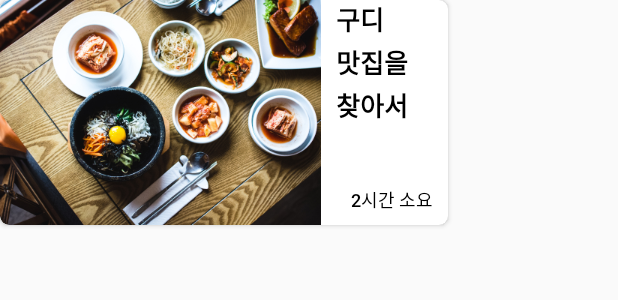
After one commit to ChoiHyeongu/OverHere, an Android app: the layout horizontal_curation.xml on its own in the app's theme, with its tools: preview values and no code run, on a phone screen of 412 x 824 dp. The commit adds this screen. Shown: the top 300 px of the screen. Run offline under Robolectric (Android 15) with nearby library versions, the phone set to English and light mode, and no system bars.

Commit message:
[Add] many

```diff
--- a/app/src/main/AndroidManifest.xml
+++ b/app/src/main/AndroidManifest.xml
@@ -16,6 +16,7 @@
                 <category android:name="android.intent.category.LAUNCHER" />
             </intent-filter>
         </activity>
+        <activity android:name=".CurationActivity"></activity>
     </application>
 
 </manifest>
--- /dev/null
+++ b/app/src/main/res/layout/horizontal_curation.xml
@@ -0,0 +1,56 @@
+<?xml version="1.0" encoding="utf-8"?>
+<android.support.v7.widget.CardView xmlns:android="http://schemas.android.com/apk/res/android"
+    xmlns:tools="http://schemas.android.com/tools"
+    xmlns:app="http://schemas.android.com/apk/res-auto"
+    app:cardCornerRadius="6dp"
+    android:layout_width="wrap_content"
+    android:layout_height="wrap_content">
+
+    <LinearLayout
+        android:layout_width="wrap_content"
+        android:layout_height="wrap_content"
+        android:orientation="horizontal">
+
+        <ImageView
+            android:id="@+id/horizontal_curationImage"
+            android:layout_width="wrap_content"
+            android:layout_height="wrap_content"
+            tools:src="@mipmap/curation1" />
+
+        <LinearLayout
+            android:layout_width="wrap_content"
+            android:layout_height="match_parent"
+            android:orientation="vertical">
+
+            <TextView
+                android:id="@+id/horizontal_curationText"
+                android:layout_width="wrap_content"
+                android:layout_height="wrap_content"
+                android:layout_marginLeft="10dp"
+                android:fontFamily="sans-serif-black"
+                android:lineSpacingExtra="3sp"
+                android:textColor="@android:color/black"
+                android:textSize="17sp"
+                android:textStyle="normal"
+                tools:text="구디\n맛집을\n찾아서" />
+
+            <TextView
+                android:id="@+id/horizontal_curationTime"
+                android:layout_width="wrap_content"
+                android:layout_height="match_parent"
+                android:layout_gravity="end"
+                android:layout_marginStart="20dp"
+                android:layout_marginEnd="10dp"
+                android:layout_marginBottom="8dp"
+                android:fontFamily="sans-serif-medium"
+                android:gravity="end|bottom"
+                android:lineSpacingExtra="2sp"
+                android:textColor="@android:color/black"
+                android:textSize="12sp"
+                android:textStyle="normal"
+                tools:text="2시간 소요" />
+
+        </LinearLayout>
+    </LinearLayout>
+
+</android.support.v7.widget.CardView>
--- a/app/src/main/res/values/colors.xml
+++ b/app/src/main/res/values/colors.xml
@@ -3,4 +3,5 @@
     <color name="colorPrimary">#008577</color>
     <color name="colorPrimaryDark">#00574B</color>
     <color name="colorAccent">#D81B60</color>
+    <color name="livingColar">#ff6f61</color>
 </resources>
```
Also changed, not shown: app/src/main/java/com/untitled1/how_about_here/Curation.kt (added, +9 -0 lines), app/src/main/java/com/untitled1/how_about_here/CurationActivity.kt (added, +12 -0 lines), app/src/main/java/com/untitled1/how_about_here/CurationRecyclerViewAdapter.kt (added, +38 -0 lines), app/src/main/java/com/untitled1/how_about_here/HomeFragment.kt (+77 -11 lines), app/src/main/java/com/untitled1/how_about_here/RecyclerViewDecoration.kt (added, +19 -0 lines), app/src/main/res/layout/activity_curation.xml (added, +9 -0 lines), app/src/main/res/layout/fragment_home.xml (+39 -4 lines), app/src/main/res/layout/vertical_curation.xml (added, +71 -0 lines), app/src/main/res/mipmap-xxxhdpi/curation1.jpg (added), app/src/main/res/mipmap-xxxhdpi/curation2.jpg (added), app/src/main/res/mipmap-xxxhdpi/curation3.jpg (added).
